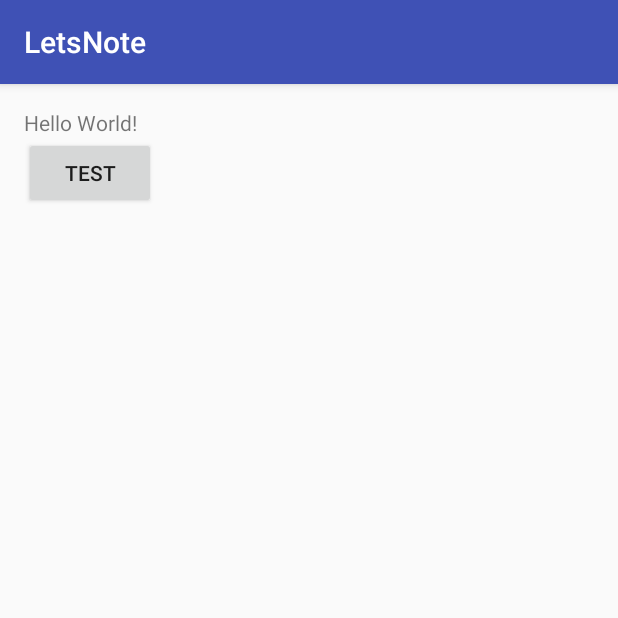
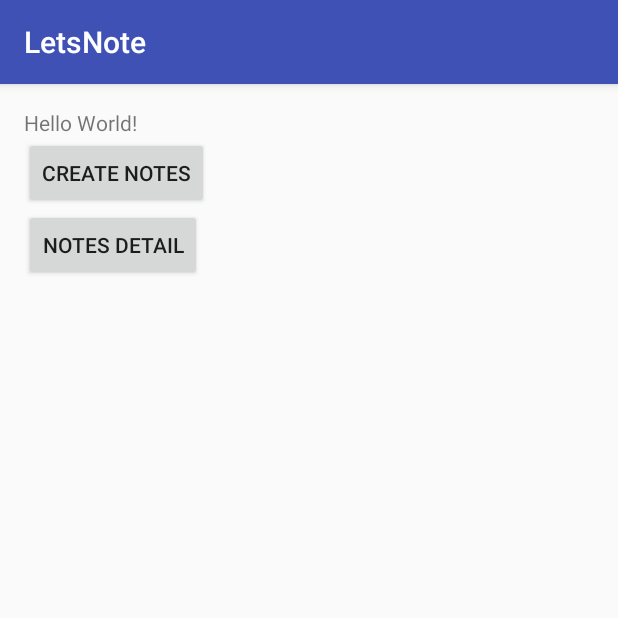
Before and after one commit to azharfauzandz/letsnote_android, an Android app: the screen it shows after launch (MainActivity), on a phone screen of 412 x 824 dp, the top half of it. Run offline under Robolectric (Android 15) with nearby library versions, the phone set to English and light mode, and no system bars; our stand-ins replace ButterKnife; libraries missing offline, so code that uses them is left out: de.greenrobot.event, retrofit.client; 3 statements that could not run were skipped.

Commit message:
started notes detail activity

```diff
--- a/app/src/main/AndroidManifest.xml
+++ b/app/src/main/AndroidManifest.xml
@@ -24,8 +24,9 @@
                 <category android:name="android.intent.category.LAUNCHER" />
             </intent-filter>
         </activity>
-        <activity android:name=".ui.CreateNoteActivity"></activity>
-        <activity android:name=".ui.RegisterActivity"></activity>
+        <activity android:name=".ui.CreateNoteActivity" />
+        <activity android:name=".ui.RegisterActivity" />
+        <activity android:name=".ui.NotesDetailActivity"></activity>
     </application>
 
 </manifest>
--- a/app/src/main/java/tekmob/letsnote/ui/MainActivity.java
+++ b/app/src/main/java/tekmob/letsnote/ui/MainActivity.java
@@ -28,6 +28,12 @@ public class MainActivity extends BaseActivity {
         startActivity(intent);
     }
 
+    @OnClick(R.id.button_2)
+    public void buttonClick2() {
+        Intent intent = new Intent(this, NotesDetailActivity.class);
+        startActivity(intent);
+    }
+
     public void onEvent(GetDummyResultEvent event) {
         String test = event.getDummyModel().getHost();
         Toast.makeText(MainActivity.this, test, Toast.LENGTH_SHORT).show();
--- a/app/src/main/res/layout/activity_main.xml
+++ b/app/src/main/res/layout/activity_main.xml
@@ -19,5 +19,11 @@
         android:layout_width="wrap_content"
         android:layout_height="wrap_content"
         android:layout_below="@id/textme"
-        android:text="test"/>
+        android:text="create notes"/>
+    <Button
+        android:id="@+id/button_2"
+        android:layout_width="wrap_content"
+        android:layout_height="wrap_content"
+        android:layout_below="@id/button"
+        android:text="notes detail"/>
 </RelativeLayout>
```
Also changed, not shown: app/src/main/java/tekmob/letsnote/ui/NotesDetailActivity.java (added, +22 -0 lines), app/src/main/res/layout/activity_notes_detail.xml (added, +13 -0 lines).
